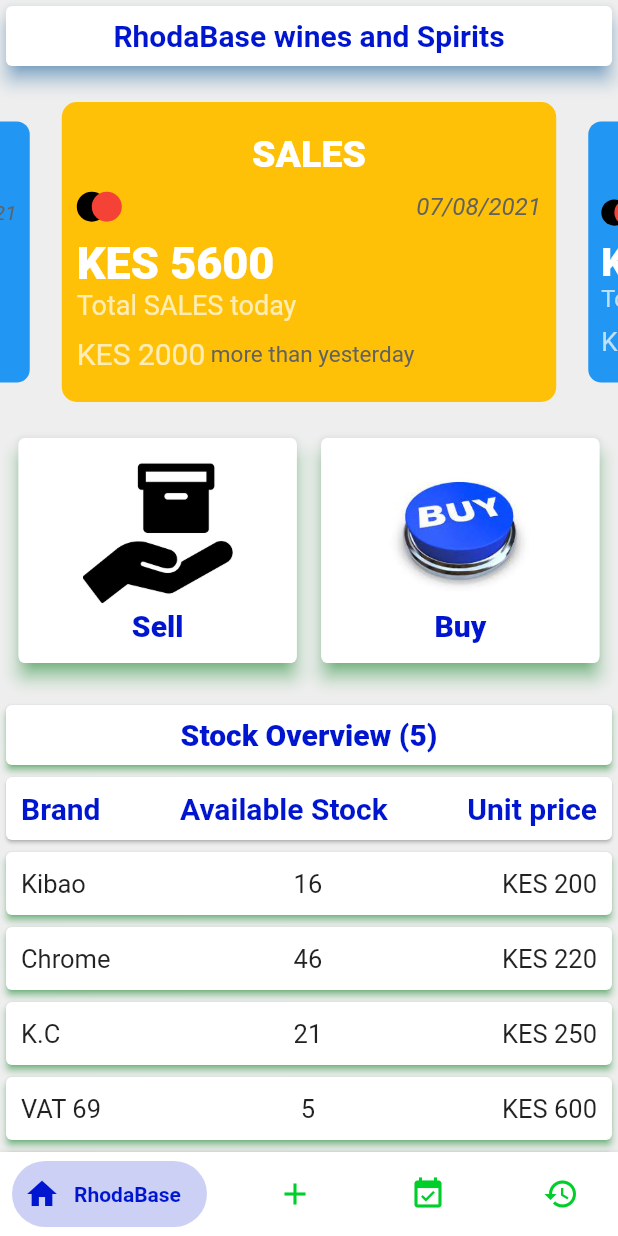
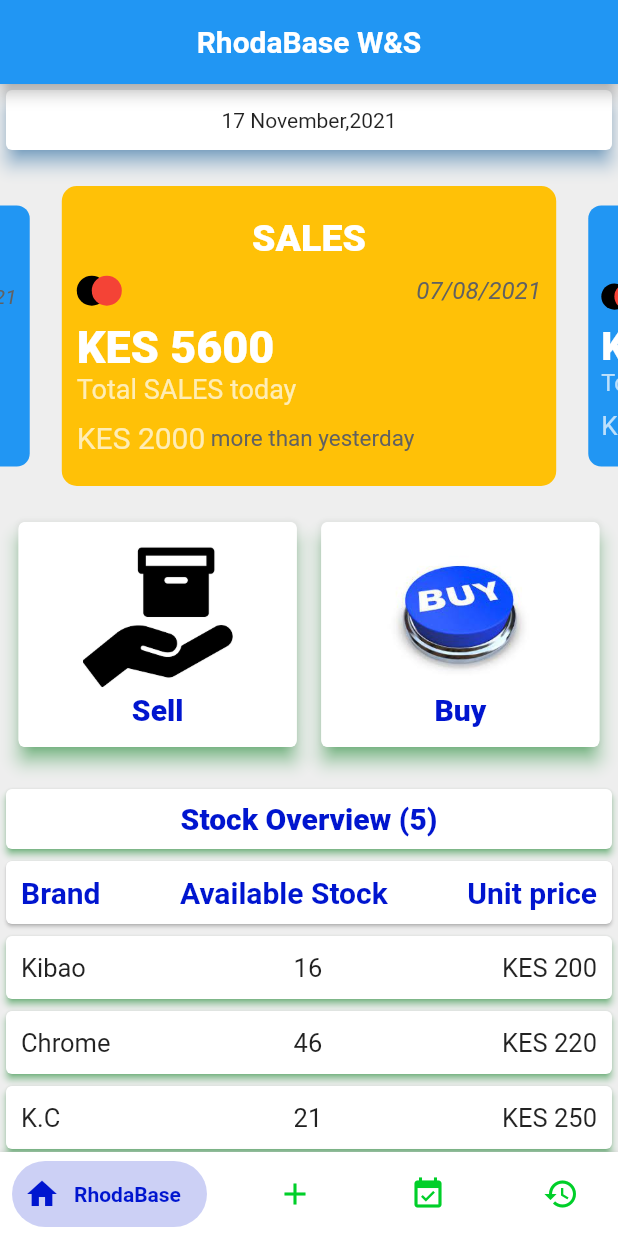
Before and after one commit to RonnyK36/stock-taker, a Flutter app: the screen it shows after launch, on a phone screen of 412 x 824 dp. Run offline on Flutter 3.47's test engine with Material 2 defaults, Android fonts, the phone set to English and light mode, and no system bars; drawn by our look-alikes of bottom_navy_bar, carousel_slider.

Commit message:
Restart Project

```diff
--- a/lib/screens/home_page.dart
+++ b/lib/screens/home_page.dart
@@ -19,7 +19,17 @@ class _HomePageState extends State<HomePage> {
   Widget build(BuildContext context) {
     return Scaffold(
       backgroundColor: Colors.grey[200],
-      // backgroundColor: Color(0xff020629),
+      appBar: AppBar(
+        title: Text(
+          'RhodaBase W&S',
+          style: TextStyle(
+            fontSize: 20,
+            color: Colors.white,
+            fontWeight: FontWeight.bold,
+          ),
+        ),
+        centerTitle: true,
+      ),
       body: SafeArea(
         child: ListView(
           children: [
@@ -32,16 +42,7 @@ class _HomePageState extends State<HomePage> {
                     child: Container(
                       height: 40,
                       width: double.infinity,
-                      child: Center(
-                        child: Text(
-                          'RhodaBase wines and Spirits',
-                          style: TextStyle(
-                            fontSize: 20,
-                            color: Theme.of(context).primaryColor,
-                            fontWeight: FontWeight.bold,
-                          ),
-                        ),
-                      ),
+                      child: Center(child: Text('17 November,2021')),
                     ),
                   ),
                   SizedBox(
```
Also changed, not shown: pubspec.lock.
